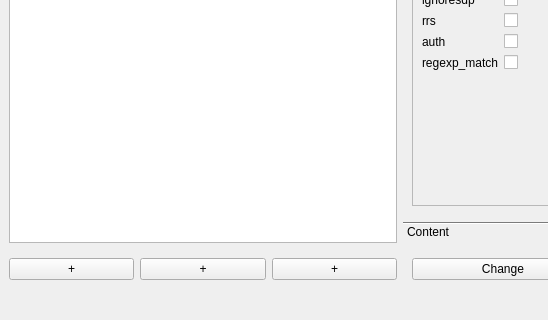
Qt form gui/SIP-p-Draw.ui (KitKod/SIP-p-Draw-Client) before a commit; both pictures show x 0 to 548 and y 320 to 640 of the 800 by 640 pixel window.
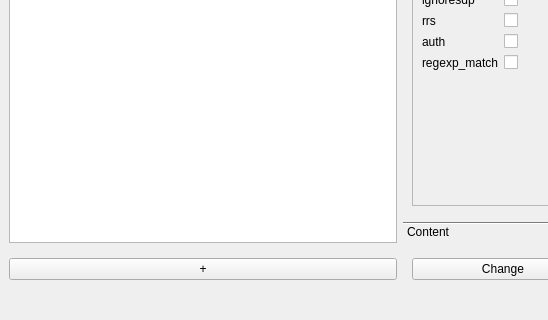
The same form after that commit. The open tabs and pages were chosen to show the change.

Commit message: Change add block logic

Patch:
```diff
--- a/gui/SIP-p-Draw.ui
+++ b/gui/SIP-p-Draw.ui
@@ -835,21 +835,7 @@
     <item row="1" column="0">
      <layout class="QHBoxLayout" name="horizontalLayout">
       <item>
-       <widget class="QPushButton" name="pushButton_add_recv">
-        <property name="text">
-         <string>+</string>
-        </property>
-       </widget>
-      </item>
-      <item>
-       <widget class="QPushButton" name="pushButton_add_action">
-        <property name="text">
-         <string>+</string>
-        </property>
-       </widget>
-      </item>
-      <item>
-       <widget class="QPushButton" name="pushButton_add_send">
+       <widget class="QPushButton" name="pushButton_add_block_to_table">
         <property name="text">
          <string>+</string>
         </property>
```
Left out of the diff: 18 changed lines with no effect on the pictures. The commit also changes 7 other files.
